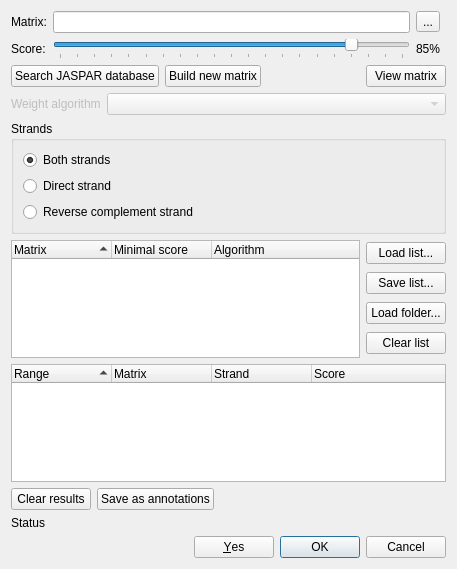
Qt form src/plugins/weight_matrix/src/ui/PWMSearchDialog.ui (violethaze74/ugene) before a commit.
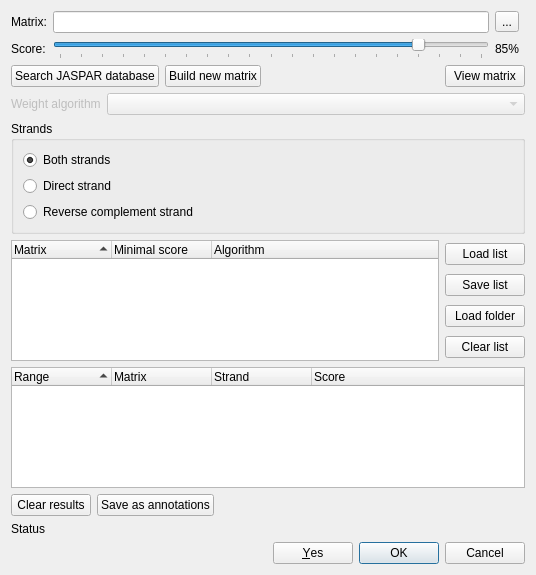
The same form after that commit.

```diff
--- a/src/plugins/weight_matrix/src/ui/PWMSearchDialog.ui
+++ b/src/plugins/weight_matrix/src/ui/PWMSearchDialog.ui
@@ -6,10 +6,16 @@
    <rect>
     <x>0</x>
     <y>0</y>
-    <width>457</width>
-    <height>569</height>
+    <width>536</width>
+    <height>575</height>
    </rect>
   </property>
+  <property name="minimumSize">
+   <size>
+    <width>536</width>
+    <height>575</height>
+   </size>
+  </property>
   <property name="windowTitle">
    <string>Weight Matrix Search</string>
   </property>
@@ -242,21 +248,21 @@
        <item>
         <widget class="QPushButton" name="loadListButton">
          <property name="text">
-          <string>Load list...</string>
+          <string>Load list</string>
          </property>
         </widget>
        </item>
        <item>
         <widget class="QPushButton" name="saveListButton">
          <property name="text">
-          <string>Save list...</string>
+          <string>Save list</string>
          </property>
         </widget>
        </item>
        <item>
         <widget class="QPushButton" name="loadFolderButton">
          <property name="text">
-          <string>Load folder...</string>
+          <string>Load folder</string>
          </property>
         </widget>
        </item>
```
